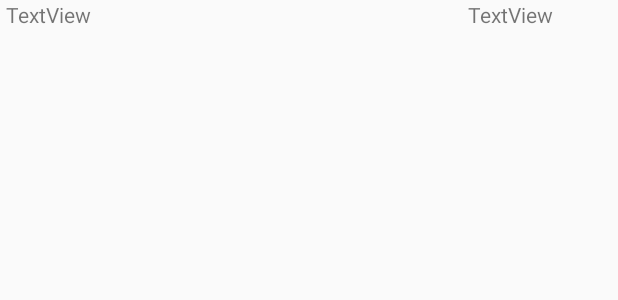
After one commit to vleft02/Restaurant-Application, an Android app: the layout order_list_item.xml on its own in the app's theme, with its tools: preview values and no code run, on a phone screen of 412 x 824 dp. The commit adds this screen. Shown: the top 300 px of the screen. Run offline under Robolectric (Android 15) with nearby library versions, the phone set to English and light mode, and no system bars.

Commit message:
order History recyclerView implemented

```diff
--- a/app/src/main/res/layout/fragment_order_history_page.xml
+++ b/app/src/main/res/layout/fragment_order_history_page.xml
@@ -6,6 +6,7 @@
     tools:context="gr.aueb.softeng.view.Customer.HomePage.OrderHistoryPageFragment">
 
     <androidx.recyclerview.widget.RecyclerView
+        android:id="@+id/OrderHistoryRecyclerView"
         android:layout_width="409dp"
         android:layout_height="721dp"
         app:layout_constraintBottom_toBottomOf="parent"
--- /dev/null
+++ b/app/src/main/res/layout/order_list_item.xml
@@ -0,0 +1,36 @@
+<?xml version="1.0" encoding="utf-8"?>
+<androidx.constraintlayout.widget.ConstraintLayout xmlns:android="http://schemas.android.com/apk/res/android"
+    xmlns:app="http://schemas.android.com/apk/res-auto"
+    xmlns:tools="http://schemas.android.com/tools"
+    android:layout_width="match_parent"
+    android:layout_height="wrap_content">
+
+    <TextView
+        android:id="@+id/OrderDateTextView"
+        android:layout_width="407dp"
+        android:layout_height="70dp"
+        android:layout_marginStart="4dp"
+        android:background="#00FFFFFF"
+        android:text="TextView"
+        android:textAlignment="textStart"
+        android:visibility="visible"
+        app:layout_constraintBottom_toBottomOf="parent"
+        app:layout_constraintStart_toStartOf="parent"
+        app:layout_constraintTop_toTopOf="parent"
+        app:layout_constraintVertical_bias="0.0" />
+
+    <TextView
+        android:id="@+id/OrderStateTextView"
+        android:layout_width="143dp"
+        android:layout_height="70dp"
+        android:background="#00FFFFFF"
+        android:text="TextView"
+        android:textAlignment="center"
+        android:visibility="visible"
+        app:layout_constraintBottom_toBottomOf="parent"
+        app:layout_constraintEnd_toEndOf="parent"
+        app:layout_constraintHorizontal_bias="1.0"
+        app:layout_constraintStart_toEndOf="@+id/OrderDateTextView"
+        app:layout_constraintTop_toTopOf="parent"
+        app:layout_constraintVertical_bias="0.0" />
+</androidx.constraintlayout.widget.ConstraintLayout>
```
Also changed, not shown: app/src/main/java/gr/aueb/softeng/view/Customer/HomePage/CurrentOrderPageFragment.java (+5 -2 lines), app/src/main/java/gr/aueb/softeng/view/Customer/HomePage/CustomerHomepagePresenter.java (+22 -0 lines), app/src/main/java/gr/aueb/softeng/view/Customer/HomePage/OrderHistoryPageFragment.java (+20 -2 lines), app/src/main/java/gr/aueb/softeng/view/Customer/HomePage/OrderHistoryRecyclerViewAdapter.java (added, +70 -0 lines), app/src/main/java/gr/aueb/softeng/view/Customer/HomePage/OrderSelectionListener.java (added, +7 -0 lines).
